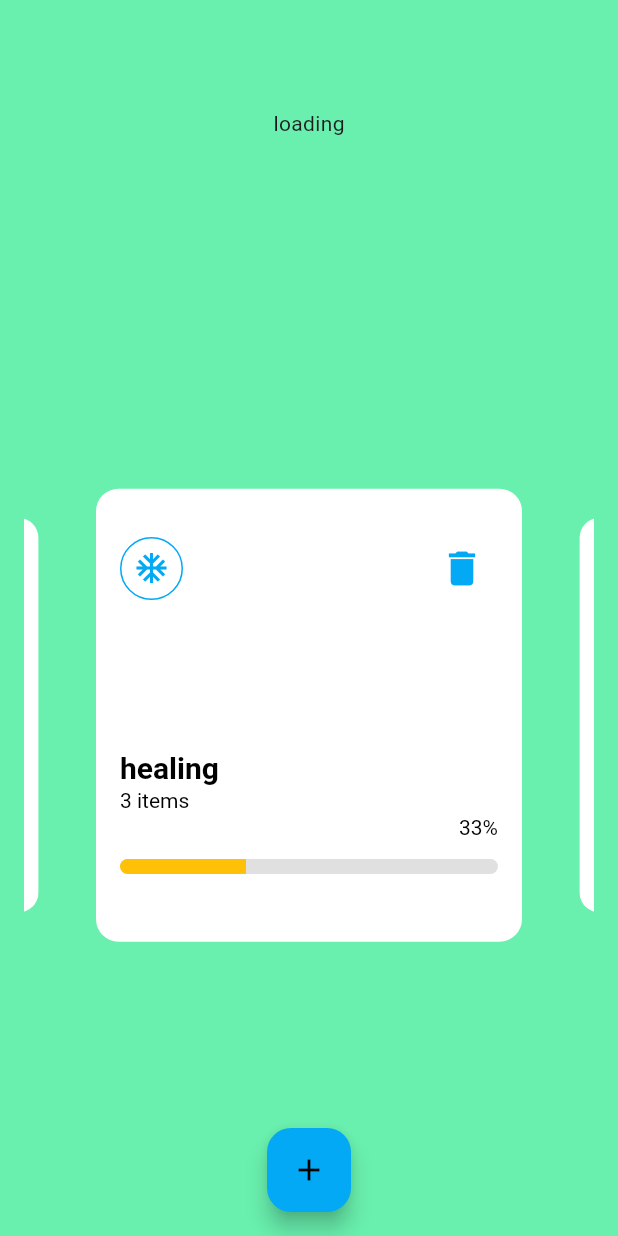
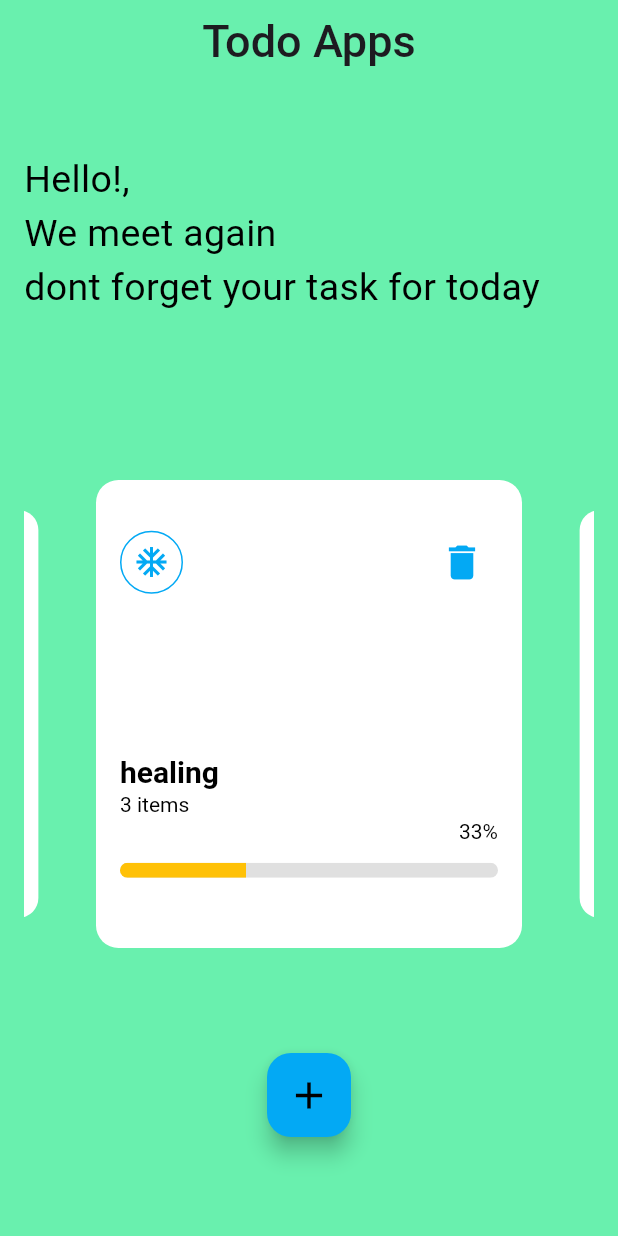
Before and after one commit to ReAlfz/todo_app, a Flutter app: the screen it shows after launch, on a phone screen of 412 x 824 dp. Run offline on Flutter 3.47's test engine with Material 2 defaults, Android fonts, the phone set to English and light mode, and no system bars; drawn by our look-alikes of carousel_slider; our stand-ins replace flutter_hooks, hooks_riverpod.

Commit message:
Final app

```diff
--- a/lib/screen/detail.dart
+++ b/lib/screen/detail.dart
@@ -132,7 +132,7 @@ class DetailScreen extends HookConsumerWidget {
             ),
 
             floatingActionButtonLocation: FloatingActionButtonLocation.endFloat,
-            floatingActionButton: const FloatButton(),
+            floatingActionButton: FloatButton(code: false, index: mIndex),
           ),
         ),
       ],
--- a/lib/screen/home.dart
+++ b/lib/screen/home.dart
@@ -5,6 +5,7 @@ import 'package:flutter/material.dart';
 import 'package:hooks_riverpod/hooks_riverpod.dart';
 import 'package:todo/screen/detail.dart';
 import 'package:todo/state/provider.dart';
+import 'package:todo/screen/create_info_task.dart';
 import 'package:todo/widget/float_button.dart';
 import 'package:todo/widget/info_carousel.dart';
 
@@ -18,6 +19,14 @@ class HomeScreen extends HookConsumerWidget {
       backgroundColor: Colors.greenAccent,
       appBar: AppBar(
         backgroundColor: Colors.greenAccent,
+        centerTitle: true,
+        title: const Text(
+          'Todo Apps',
+          style: TextStyle(
+            fontWeight: FontWeight.w500,
+            fontSize: 30
+          ),
+        ),
         elevation: 0,
       ),
 
@@ -25,20 +34,26 @@ class HomeScreen extends HookConsumerWidget {
         padding: const EdgeInsets.all(16),
         child: Column(
           children: [
-            const Flexible(
-                flex: 1,
-                fit: FlexFit.tight,
-                child: Text('loading')
+            const SizedBox(height: 30),
+            const Align(
+              alignment: Alignment.centerLeft,
+              child: Text(
+                'Hello!, \nWe meet again\ndont forget your task for today',
+                style: TextStyle(
+                    fontSize: 25,
+                    color: Colors.black,
+                    fontWeight: FontWeight.w400
+                ),
+              ),
             ),
 
-            Flexible(
-              flex: 9,
-              fit: FlexFit.tight,
+            Padding(
+              padding: const EdgeInsets.only(top: 100),
               child: CarouselSlider.builder(
                 itemCount: ref.watch(listProvider).length,
                 options: CarouselOptions(
                   aspectRatio: 16 / 9,
-                  height: min(size.width, size.height) - 90,
+                  height: min(size.width, size.height) - 80,
                   viewportFraction: size.height >= size.width ? 0.8 : 0.5,
                   initialPage: 0,
                   reverse: false,
@@ -67,8 +82,12 @@ class HomeScreen extends HookConsumerWidget {
         ),
       ),
 
+      resizeToAvoidBottomInset: false,
       floatingActionButtonLocation: FloatingActionButtonLocation.centerFloat,
-      floatingActionButton: const FloatButton(),
+      floatingActionButton: const Padding(
+        padding: EdgeInsets.only(bottom: 50),
+        child: FloatButton(code: true, index: 0),
+      ),
     );
   }
 }
--- a/lib/widget/float_button.dart
+++ b/lib/widget/float_button.dart
@@ -1,40 +1,26 @@
 import 'package:flutter/material.dart';
-import 'package:todo/screen/create_task.dart';
+import 'package:flutter_hooks/flutter_hooks.dart';
+import 'package:hooks_riverpod/hooks_riverpod.dart';
+import 'package:todo/screen/create_info_task.dart';
 
-class FloatButton extends StatelessWidget {
-  const FloatButton({super.key});
+class FloatButton extends HookConsumerWidget {
+  final bool code;
+  final int index;
+  const FloatButton({super.key, required this.code, required this.index});
 
   @override
-  Widget build(BuildContext context) {
+  Widget build(BuildContext context, WidgetRef ref) {
+    final controller = useTextEditingController();
     return FloatingActionButton(
       heroTag: 'fab',
       onPressed: () {
-        Navigator.of(context).push(
-          PageRouteBuilder(
-            pageBuilder: (context, animation, secondaryAnimation) {
-              return const CreateTask();
-            },
-
-            transitionsBuilder: (context, animation, secondaryAnimation, child) {
-              return SlideTransition(
-                position: animation.drive(
-                    Tween(
-                      begin: const Offset(0.0, 1.0),
-                      end: const Offset(0.0, 0.0),
-                    ).chain(CurveTween(curve: Curves.easeInOut))
-                ),
-                child: child,
-              );
-            },
-            transitionDuration: const Duration(milliseconds: 500),
-            reverseTransitionDuration: const Duration(milliseconds: 500),
-          ),
-        );
+        showTaskDialog(context, ref, controller, index, code);
       },
       backgroundColor: Colors.lightBlue,
       child: const Icon(
         Icons.add,
         color: Colors.black,
+        size: 30,
       ),
     );
   }
--- a/lib/widget/item_list.dart
+++ b/lib/widget/item_list.dart
@@ -58,9 +58,11 @@ class ItemListTask extends StatelessWidget {
               fit: FlexFit.tight,
               child: Text(
                 task.list[index].description,
-                style: const TextStyle(
+                style: TextStyle(
                   fontSize: 18,
-                  color: Colors.black,
+                  color: (task.list[index].isDone) ? Colors.grey : Colors.black,
+                  decoration: (task.list[index].isDone)
+                      ? TextDecoration.lineThrough : TextDecoration.none,
                   overflow: TextOverflow.ellipsis,
                 ),
               ),
--- a/lib/widget/progress_todo_list.dart
+++ b/lib/widget/progress_todo_list.dart
@@ -18,7 +18,7 @@ class ProgressToDoList extends StatelessWidget {
           child: Align(
             alignment: Alignment.centerRight,
             child: Text(
-              ref.watch(listProvider.notifier).getPercentText(index),
+              ref.read(listProvider.notifier).getPercentText(index),
               style: Theme.of(context).textTheme.titleLarge!.copyWith(
                 color: Colors.black,
                 fontSize: 14,
@@ -35,20 +35,11 @@ class ProgressToDoList extends StatelessWidget {
             margin: const EdgeInsets.only(top: 12, bottom: 10),
             child: ClipRRect(
               borderRadius: const BorderRadius.all(Radius.circular(10)),
-              child: TweenAnimationBuilder(
-                tween: Tween<double>(
-                  begin: 0.0,
-                  end: ref.watch(listProvider.notifier).getLinear(index),
-                ),
-                duration: const Duration(milliseconds: 500),
-                builder: (context, value, child) {
-                  return LinearProgressIndicator(
-                    valueColor: const AlwaysStoppedAnimation(Colors.amber),
-                    value: value,
-                    backgroundColor: const Color.fromRGBO(224, 224, 224, 1),
-                  );
-                },
-              ),
+              child: LinearProgressIndicator(
+                valueColor: const AlwaysStoppedAnimation(Colors.amber),
+                value: ref.read(listProvider.notifier).getLinear(index),
+                backgroundColor: const Color.fromRGBO(224, 224, 224, 1),
+              )
             ),
           ),
         ),
```
Also changed, not shown: lib/screen/create_info_task.dart (added, +89 -0 lines), lib/screen/create_task.dart (deleted, +0 -13 lines), lib/state/provider.dart (+9 -0 lines).
